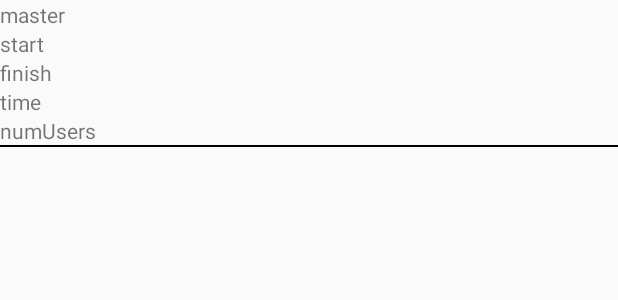
After one commit to ssove/SWengineering, an Android app: the layout item_room.xml on its own in the app's theme, with its tools: preview values and no code run, on a phone screen of 412 x 824 dp. The commit adds this screen. Shown: the top 300 px of the screen. Run offline under Robolectric (Android 15) with nearby library versions, the phone set to English and light mode, and no system bars.

Commit message:
implement show room

```diff
--- a/android/ShareTaxi/app/build.gradle
+++ b/android/ShareTaxi/app/build.gradle
@@ -20,14 +20,15 @@ android {
 }
 
 dependencies {
-    compile fileTree(dir: 'libs', include: ['*.jar'])
+    compile fileTree(include: ['*.jar'], dir: 'libs')
     androidTestCompile('com.android.support.test.espresso:espresso-core:2.2.2', {
         exclude group: 'com.android.support', module: 'support-annotations'
     })
     compile 'com.android.support:appcompat-v7:26.+'
     compile 'com.android.support.constraint:constraint-layout:1.0.2'
-    compile ('io.socket:socket.io-client:1.0.0') {
+    compile('io.socket:socket.io-client:1.0.0') {
         exclude group: 'org.json', module: 'json'
     }
     testCompile 'junit:junit:4.12'
+    compile 'com.android.support:recyclerview-v7:26.0.0-alpha1'
 }
--- a/android/ShareTaxi/app/src/main/java/com/example/hiros/sharetaxi/MainActivity.java
+++ b/android/ShareTaxi/app/src/main/java/com/example/hiros/sharetaxi/MainActivity.java
@@ -77,7 +77,7 @@ public class MainActivity extends AppCompatActivity{
 
             Intent intent = new Intent(MainActivity.this, RoomListActivity.class);
             Bundle bundle = new Bundle();
-            bundle.putString("rooms", rcvData.toString());
+            bundle.putString("rooms", rcvData.optString("rooms"));
             intent.putExtras(bundle);
             startActivity(intent);
         }
--- /dev/null
+++ b/android/ShareTaxi/app/src/main/res/layout/item_room.xml
@@ -0,0 +1,43 @@
+<?xml version="1.0" encoding="utf-8"?>
+<LinearLayout xmlns:android="http://schemas.android.com/apk/res/android"
+    android:orientation="vertical"
+    android:layout_width="match_parent"
+    android:layout_height="wrap_content">
+
+    <TextView
+        android:id="@+id/item_room_master"
+        android:layout_width="match_parent"
+        android:layout_height="wrap_content"
+        android:text="master"/>
+
+    <TextView
+        android:id="@+id/item_room_start"
+        android:layout_width="match_parent"
+        android:layout_height="wrap_content"
+        android:text="start"/>
+
+    <TextView
+        android:id="@+id/item_room_finish"
+        android:layout_width="match_parent"
+        android:layout_height="wrap_content"
+        android:text="finish"/>
+
+    <TextView
+        android:id="@+id/item_room_time"
+        android:layout_width="match_parent"
+        android:layout_height="wrap_content"
+        android:text="time"/>
+
+    <TextView
+        android:id="@+id/item_room_numUser"
+        android:layout_width="match_parent"
+        android:layout_height="wrap_content"
+        android:text="numUsers"/>
+
+    <View
+        android:background="#000000"
+        android:layout_width="match_parent"
+        android:layout_height="1dp"
+        />
+
+</LinearLayout>
```
Also changed, not shown: android/ShareTaxi/app/src/main/java/com/example/hiros/sharetaxi/OnRoomClickListener.java (added, +9 -0 lines), android/ShareTaxi/app/src/main/java/com/example/hiros/sharetaxi/RoomAdapter.java (added, +61 -0 lines), android/ShareTaxi/app/src/main/java/com/example/hiros/sharetaxi/RoomInfo.java (added, +87 -0 lines), android/ShareTaxi/app/src/main/java/com/example/hiros/sharetaxi/RoomListActivity.java (+35 -0 lines), android/ShareTaxi/app/src/main/java/com/example/hiros/sharetaxi/RoomViewHolder.java (added, +35 -0 lines), android/ShareTaxi/app/src/main/res/layout/activity_room_list.xml (+11 -3 lines).
